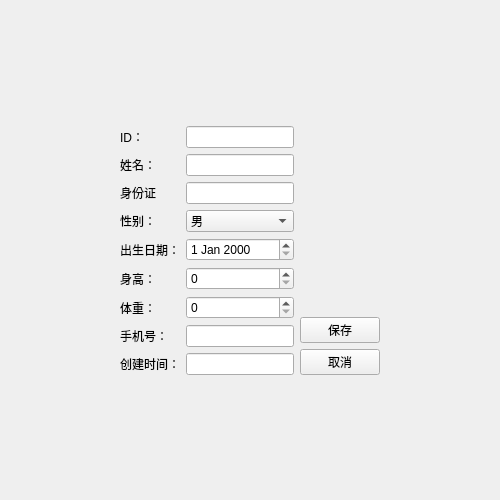
Old version of the form experiment/lab4/patienteditview.ui in the repository skmgt/QtLearnCourse.
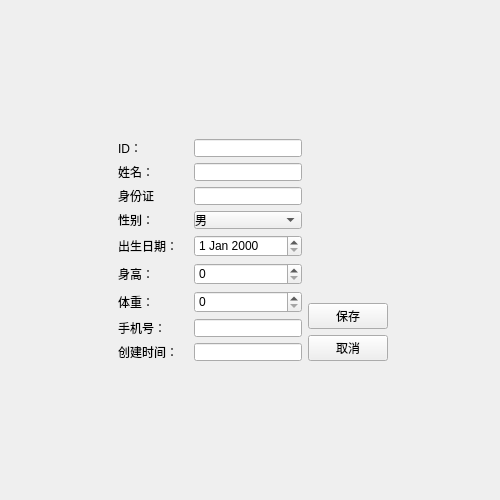
New version of the form.

Patch:
```diff
--- a/experiment/lab4/patienteditview.ui
+++ b/experiment/lab4/patienteditview.ui
@@ -19,6 +19,20 @@
   <property name="windowTitle">
    <string>编辑患者信息</string>
   </property>
+  <property name="styleSheet">
+   <string notr="true">QLineEdit{
+	margin-left:10px;
+}
+QSpinBox{
+margin-left:10px;
+}
+QComboBox{
+margin-left:10px;
+}
+QDateEdit{
+margin-left:10px;
+}</string>
+  </property>
   <layout class="QVBoxLayout" name="verticalLayout_2">
    <item>
     <spacer name="verticalSpacer_3">
@@ -136,7 +150,11 @@
           </widget>
          </item>
          <item row="5" column="1">
-          <widget class="QSpinBox" name="dbHigh"/>
+          <widget class="QSpinBox" name="dbHigh">
+           <property name="maximum">
+            <number>300</number>
+           </property>
+          </widget>
          </item>
          <item row="6" column="0">
           <widget class="QLabel" name="label_7">
@@ -149,7 +167,11 @@
           </widget>
          </item>
          <item row="6" column="1">
-          <widget class="QSpinBox" name="dbWeight"/>
+          <widget class="QSpinBox" name="dbWeight">
+           <property name="maximum">
+            <number>300</number>
+           </property>
+          </widget>
          </item>
          <item row="7" column="0">
           <widget class="QLabel" name="label_8">
```
